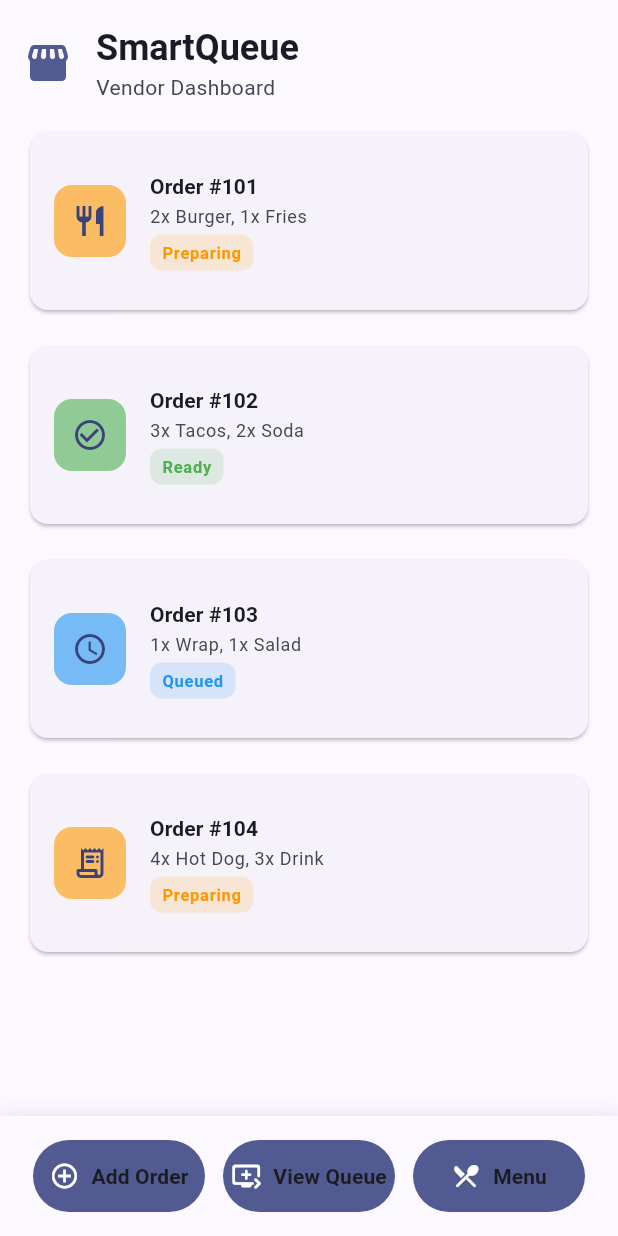
After one commit to kalviumcommunity/S63_SmartQueue_App, a Flutter app: the screen it shows after launch, after a tap on "Go to Dashboard", on a phone screen of 412 x 824 dp. The commit adds this screen. Run offline on Flutter 3.47's test engine with Material 3 defaults, Android fonts, the phone set to English and light mode, and no system bars; our stand-ins replace supabase_flutter; accounts and stored records are empty.

Commit message:
Building Responsive Mobile Interfaces

```diff
--- /dev/null
+++ b/lib/screens/responsive_home.dart
@@ -0,0 +1,188 @@
+import 'package:flutter/material.dart';
+
+import '../utils/responsive.dart';
+import '../widgets/dashboard_action_button.dart';
+import '../widgets/order_card.dart';
+
+/// Main dashboard screen for SmartQueue vendors. Adapts layout for phones
+/// and tablets in both portrait and landscape orientations.
+class ResponsiveHomeScreen extends StatelessWidget {
+  const ResponsiveHomeScreen({super.key});
+
+  @override
+  Widget build(BuildContext context) {
+    final padding = Responsive.padding(context);
+    final sectionSpacing = Responsive.sectionSpacing(context);
+    final columns = Responsive.gridColumns(context);
+
+    return Scaffold(
+      body: SafeArea(
+        child: CustomScrollView(
+          slivers: [
+            // Header
+            SliverToBoxAdapter(
+              child: _DashboardHeader(
+                padding: padding,
+                sectionSpacing: sectionSpacing,
+              ),
+            ),
+            // Order cards content
+            SliverPadding(
+              padding: EdgeInsets.symmetric(horizontal: padding),
+              sliver: SliverGrid(
+                gridDelegate: SliverGridDelegateWithFixedCrossAxisCount(
+                  crossAxisCount: columns,
+                  childAspectRatio: _childAspectRatio(context),
+                  crossAxisSpacing: sectionSpacing,
+                  mainAxisSpacing: sectionSpacing,
+                ),
+                delegate: SliverChildListDelegate(
+                  _buildSampleOrders(context),
+                ),
+              ),
+            ),
+            SliverToBoxAdapter(child: SizedBox(height: sectionSpacing * 2)),
+          ],
+        ),
+      ),
+      bottomNavigationBar: _BottomActionArea(
+        padding: padding,
+      ),
+    );
+  }
+
+  double _childAspectRatio(BuildContext context) {
+    if (Responsive.isTablet(context)) {
+      return Responsive.isPortrait(context) ? 2.2 : 2.8;
+    }
+    return 3.0;
+  }
+
+  List<Widget> _buildSampleOrders(BuildContext context) {
+    return [
+      OrderCard(
+        title: 'Order #101',
+        subtitle: '2x Burger, 1x Fries',
+        status: 'Preparing',
+        icon: Icons.restaurant,
+        statusColor: Colors.orange,
+      ),
+      OrderCard(
+        title: 'Order #102',
+        subtitle: '3x Tacos, 2x Soda',
+        status: 'Ready',
+        icon: Icons.check_circle_outline,
+        statusColor: Colors.green,
+      ),
+      OrderCard(
+        title: 'Order #103',
+        subtitle: '1x Wrap, 1x Salad',
+        status: 'Queued',
+        icon: Icons.schedule,
+        statusColor: Colors.blue,
+      ),
+      OrderCard(
+        title: 'Order #104',
+        subtitle: '4x Hot Dog, 3x Drink',
+        status: 'Preparing',
+        icon: Icons.receipt_long_rounded,
+        statusColor: Colors.orange,
+      ),
+    ];
+  }
+}
+
+class _DashboardHeader extends StatelessWidget {
+  final double padding;
+  final double sectionSpacing;
+
+  const _DashboardHeader({
+    required this.padding,
+    required this.sectionSpacing,
+  });
+
+  @override
+  Widget build(BuildContext context) {
+    final theme = Theme.of(context);
+
+    return Padding(
+      padding: EdgeInsets.fromLTRB(padding, padding, padding, sectionSpacing),
+      child: Column(
+        crossAxisAlignment: CrossAxisAlignment.start,
+        children: [
+          Row(
+            children: [
+              Icon(
+                Icons.storefront_rounded,
+                size: 32,
+                color: theme.colorScheme.primary,
+              ),
+              SizedBox(width: padding),
+              Expanded(
+                child: Column(
+                  crossAxisAlignment: CrossAxisAlignment.start,
+                  children: [
+                    Text(
+                      'SmartQueue',
+                      style: theme.textTheme.headlineSmall?.copyWith(
+                        fontWeight: FontWeight.bold,
+                      ),
+                    ),
+                    Text(
+                      'Vendor Dashboard',
+                      style: theme.textTheme.bodyMedium?.copyWith(
+                        color: theme.colorScheme.onSurfaceVariant,
+                      ),
+                    ),
+                  ],
+                ),
+              ),
+            ],
+          ),
+        ],
+      ),
+    );
+  }
+}
+
+class _BottomActionArea extends StatelessWidget {
+  final double padding;
+
+  const _BottomActionArea({required this.padding});
+
+  @override
+  Widget build(BuildContext context) {
+    return Container(
+      padding: EdgeInsets.fromLTRB(padding, 16, padding, 16),
+      decoration: BoxDecoration(
+        color: Theme.of(context).colorScheme.surface,
+        boxShadow: [
+          BoxShadow(
+            color: Colors.black.withValues(alpha: 0.08),
+            blurRadius: 8,
+            offset: const Offset(0, -2),
+          ),
+        ],
+      ),
+      child: Row(
+        children: [
+          DashboardActionButton(
+            label: 'Add Order',
+            icon: Icons.add_circle_outline,
+            onPressed: () {},
+          ),
+          DashboardActionButton(
+            label: 'View Queue',
+            icon: Icons.queue_play_next_rounded,
+            onPressed: () {},
+          ),
+          DashboardActionButton(
+            label: 'Menu',
+            icon: Icons.restaurant_menu_rounded,
+            onPressed: () {},
+          ),
+        ],
+      ),
+    );
+  }
+}
--- a/lib/screens/welcome_screen.dart
+++ b/lib/screens/welcome_screen.dart
@@ -1,6 +1,7 @@
 import 'package:flutter/material.dart';
 
 import '../widgets/primary_button.dart';
+import 'responsive_home.dart';
 
 class WelcomeScreen extends StatefulWidget {
   const WelcomeScreen({super.key});
@@ -76,6 +77,18 @@ class _WelcomeScreenState extends State<WelcomeScreen> {
                     });
                   },
                 ),
+                const SizedBox(height: 12),
+                OutlinedButton.icon(
+                  onPressed: () {
+                    Navigator.of(context).push(
+                      MaterialPageRoute(
+                        builder: (_) => const ResponsiveHomeScreen(),
+                      ),
+                    );
+                  },
+                  icon: const Icon(Icons.dashboard_rounded),
+                  label: const Text('Go to Dashboard'),
+                ),
               ],
             ),
           ),
--- /dev/null
+++ b/lib/utils/responsive.dart
@@ -0,0 +1,48 @@
+import 'package:flutter/material.dart';
+
+/// Responsive breakpoints and layout helpers for SmartQueue.
+class Responsive {
+  static const double _tabletBreakpoint = 600;
+  static const double _largeTabletBreakpoint = 900;
+
+  /// True if width indicates a phone (narrow) layout.
+  static bool isPhone(BuildContext context) {
+    return MediaQuery.sizeOf(context).shortestSide < _tabletBreakpoint;
+  }
+
+  /// True if width indicates a tablet layout.
+  static bool isTablet(BuildContext context) {
+    return MediaQuery.sizeOf(context).shortestSide >= _tabletBreakpoint;
+  }
+
+  /// True if width indicates a large tablet or desktop.
+  static bool isLargeTablet(BuildContext context) {
+    return MediaQuery.sizeOf(context).shortestSide >= _largeTabletBreakpoint;
+  }
+
+  /// Current orientation.
+  static bool isPortrait(BuildContext context) {
+    return MediaQuery.orientationOf(context) == Orientation.portrait;
+  }
+
+  /// Number of columns for grid based on device size.
+  static int gridColumns(BuildContext context) {
+    final shortestSide = MediaQuery.sizeOf(context).shortestSide;
+    if (shortestSide >= _largeTabletBreakpoint) return 4;
+    if (shortestSide >= _tabletBreakpoint) return 2;
+    return 1;
+  }
+
+  /// Adaptive padding based on screen size.
+  static double padding(BuildContext context) {
+    final width = MediaQuery.sizeOf(context).width;
+    if (width >= _largeTabletBreakpoint) return 24;
+    if (width >= _tabletBreakpoint) return 20;
+    return 16;
+  }
+
+  /// Adaptive spacing between sections.
+  static double sectionSpacing(BuildContext context) {
+    return isTablet(context) ? 24 : 16;
+  }
+}
--- /dev/null
+++ b/lib/widgets/dashboard_action_button.dart
@@ -0,0 +1,47 @@
+import 'package:flutter/material.dart';
+
+import '../utils/responsive.dart';
+
+/// Reusable action button for the vendor dashboard.
+class DashboardActionButton extends StatelessWidget {
+  final String label;
+  final IconData icon;
+  final VoidCallback onPressed;
+
+  const DashboardActionButton({
+    super.key,
+    required this.label,
+    required this.icon,
+    required this.onPressed,
+  });
+
+  @override
+  Widget build(BuildContext context) {
+    final theme = Theme.of(context);
+    final isTablet = Responsive.isTablet(context);
+
+    return Expanded(
+      child: Padding(
+        padding: const EdgeInsets.symmetric(horizontal: 6),
+        child: FilledButton.icon(
+          onPressed: onPressed,
+          icon: Icon(
+            icon,
+            size: isTablet ? 22 : 20,
+          ),
+          label: Text(
+            label,
+            style: theme.textTheme.labelLarge?.copyWith(
+              fontWeight: FontWeight.w600,
+            ),
+          ),
+          style: FilledButton.styleFrom(
+            padding: EdgeInsets.symmetric(
+              vertical: isTablet ? 16 : 14,
+            ),
+          ),
+        ),
+      ),
+    );
+  }
+}
--- /dev/null
+++ b/lib/widgets/order_card.dart
@@ -0,0 +1,102 @@
+import 'package:flutter/material.dart';
+
+import '../utils/responsive.dart';
+
+/// Reusable card representing an order or menu item on the vendor dashboard.
+class OrderCard extends StatelessWidget {
+  final String title;
+  final String? subtitle;
+  final String status;
+  final IconData icon;
+  final Color? statusColor;
+
+  const OrderCard({
+    super.key,
+    required this.title,
+    this.subtitle,
+    required this.status,
+    this.icon = Icons.receipt_long_rounded,
+    this.statusColor,
+  });
+
+  @override
+  Widget build(BuildContext context) {
+    final theme = Theme.of(context);
+    final colorScheme = theme.colorScheme;
+    final isTablet = Responsive.isTablet(context);
+    final padding = Responsive.padding(context);
+
+    return Card(
+      elevation: 1,
+      clipBehavior: Clip.antiAlias,
+      child: Padding(
+        padding: EdgeInsets.all(padding),
+        child: Row(
+          children: [
+            Container(
+              width: isTablet ? 56 : 48,
+              height: isTablet ? 56 : 48,
+              decoration: BoxDecoration(
+                color: (statusColor ?? colorScheme.primaryContainer)
+                    .withValues(alpha: 0.6),
+                borderRadius: BorderRadius.circular(12),
+              ),
+              child: Icon(
+                icon,
+                color: colorScheme.onPrimaryContainer,
+                size: isTablet ? 28 : 24,
+              ),
+            ),
+            SizedBox(width: padding),
+            Expanded(
+              child: Column(
+                crossAxisAlignment: CrossAxisAlignment.start,
+                mainAxisSize: MainAxisSize.min,
+                children: [
+                  Text(
+                    title,
+                    style: theme.textTheme.titleSmall?.copyWith(
+                      fontWeight: FontWeight.w600,
+                    ),
+                    maxLines: 1,
+                    overflow: TextOverflow.ellipsis,
+                  ),
+                  if (subtitle != null) ...[
+                    const SizedBox(height: 2),
+                    Text(
+                      subtitle!,
+                      style: theme.textTheme.bodySmall?.copyWith(
+                        color: colorScheme.onSurfaceVariant,
+                      ),
+                      maxLines: 1,
+                      overflow: TextOverflow.ellipsis,
+                    ),
+                  ],
+                  const SizedBox(height: 4),
+                  Container(
+                    padding: const EdgeInsets.symmetric(
+                      horizontal: 8,
+                      vertical: 4,
+                    ),
+                    decoration: BoxDecoration(
+                      color: (statusColor ?? colorScheme.primary)
+                          .withValues(alpha: 0.15),
+                      borderRadius: BorderRadius.circular(8),
+                    ),
+                    child: Text(
+                      status,
+                      style: theme.textTheme.labelSmall?.copyWith(
+                        color: statusColor ?? colorScheme.primary,
+                        fontWeight: FontWeight.w600,
+                      ),
+                    ),
+                  ),
+                ],
+              ),
+            ),
+          ],
+        ),
+      ),
+    );
+  }
+}
```
Also changed, not shown: 1 other file.
